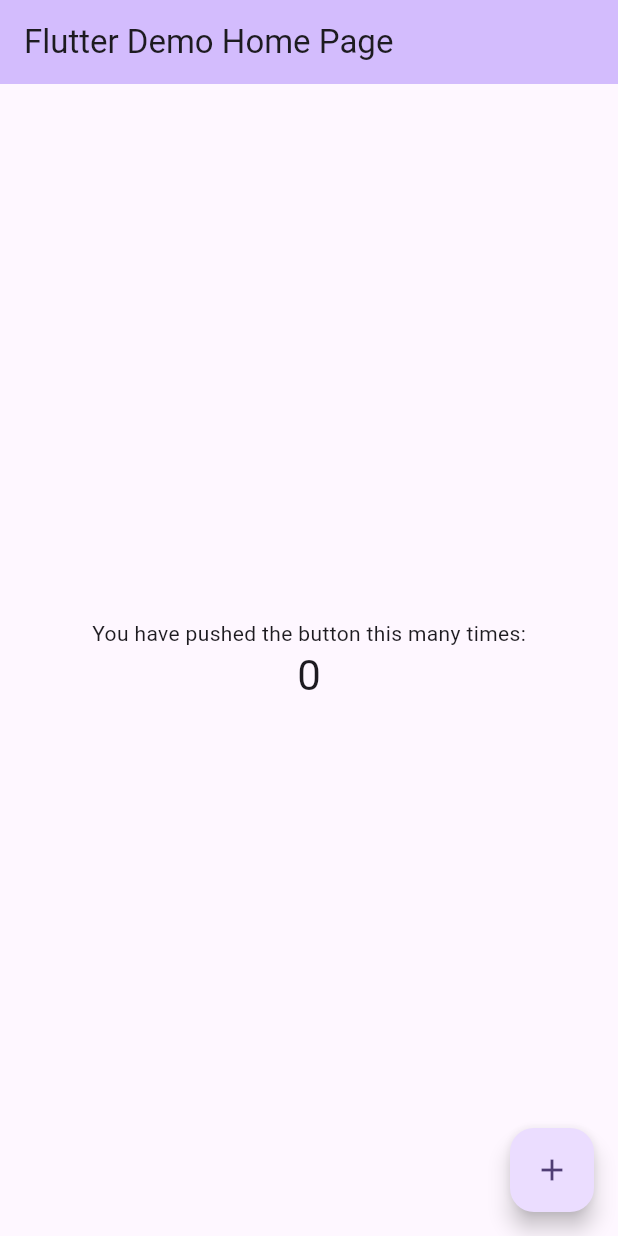
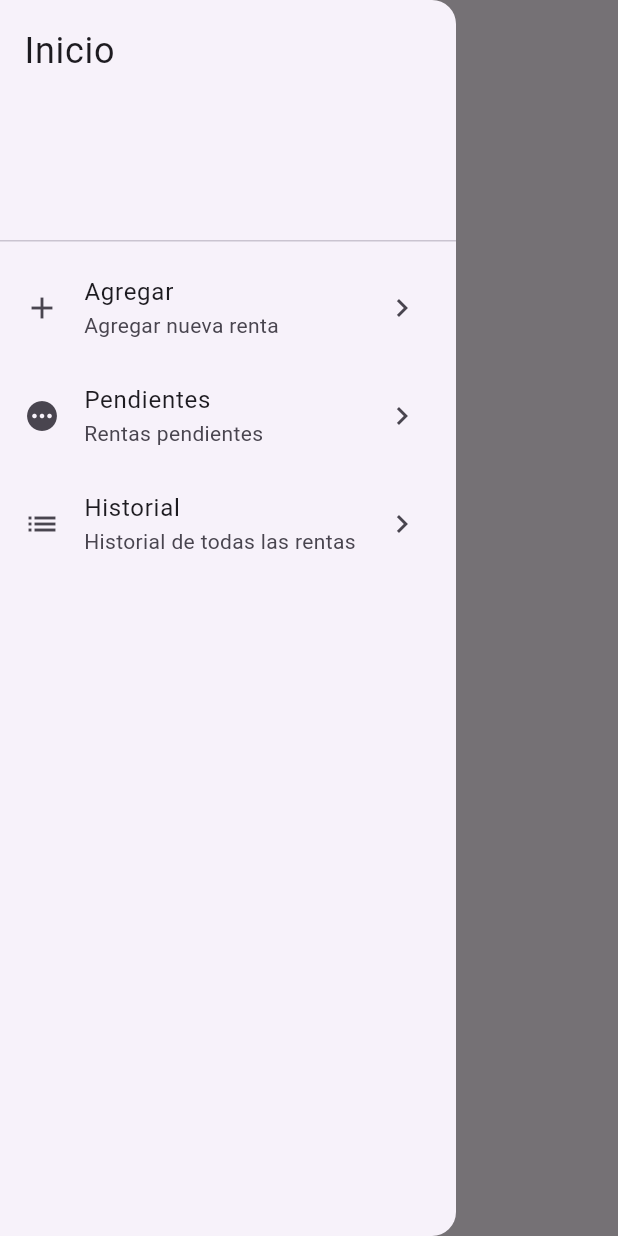
Before and after one commit to oscarxjauregui/tarea6, a Flutter app: the screen it shows after launch, with the side drawer open (before the commit the screen has no drawer), on a phone screen of 412 x 824 dp. Run offline on Flutter 3.47's test engine with Material 3 defaults, Android fonts, the phone set to English and light mode, and no system bars.

Commit message:
agregue los models

```diff
--- a/lib/main.dart
+++ b/lib/main.dart
@@ -1,125 +1,34 @@
 import 'package:flutter/material.dart';
+import 'package:tarea6/screens/agregar_renta.dart';
+import 'package:tarea6/screens/home_screen.dart';
+import 'package:tarea6/settings/app_value_notifier.dart';
+import 'package:tarea6/settings/theme.dart';
 
-void main() {
-  runApp(const MyApp());
+void main() async {
+  //integracion
+  WidgetsFlutterBinding.ensureInitialized();
+  runApp(MyApp());
 }
 
 class MyApp extends StatelessWidget {
   const MyApp({super.key});
 
-  // This widget is the root of your application.
   @override
   Widget build(BuildContext context) {
-    return MaterialApp(
-      title: 'Flutter Demo',
-      theme: ThemeData(
-        // This is the theme of your application.
-        //
-        // TRY THIS: Try running your application with "flutter run". You'll see
-        // the application has a purple toolbar. Then, without quitting the app,
-        // try changing the seedColor in the colorScheme below to Colors.green
-        // and then invoke "hot reload" (save your changes or press the "hot
-        // reload" button in a Flutter-supported IDE, or press "r" if you used
-        // the command line to start the app).
-        //
-        // Notice that the counter didn't reset back to zero; the application
-        // state is not lost during the reload. To reset the state, use hot
-        // restart instead.
-        //
-        // This works for code too, not just values: Most code changes can be
-        // tested with just a hot reload.
-        colorScheme: ColorScheme.fromSeed(seedColor: Colors.deepPurple),
-        useMaterial3: true,
-      ),
-      home: const MyHomePage(title: 'Flutter Demo Home Page'),
-    );
-  }
-}
-
-class MyHomePage extends StatefulWidget {
-  const MyHomePage({super.key, required this.title});
-
-  // This widget is the home page of your application. It is stateful, meaning
-  // that it has a State object (defined below) that contains fields that affect
-  // how it looks.
-
-  // This class is the configuration for the state. It holds the values (in this
-  // case the title) provided by the parent (in this case the App widget) and
-  // used by the build method of the State. Fields in a Widget subclass are
-  // always marked "final".
-
-  final String title;
-
-  @override
-  State<MyHomePage> createState() => _MyHomePageState();
-}
-
-class _MyHomePageState extends State<MyHomePage> {
-  int _counter = 0;
-
-  void _incrementCounter() {
-    setState(() {
-      // This call to setState tells the Flutter framework that something has
-      // changed in this State, which causes it to rerun the build method below
-      // so that the display can reflect the updated values. If we changed
-      // _counter without calling setState(), then the build method would not be
-      // called again, and so nothing would appear to happen.
-      _counter++;
-    });
+    return ValueListenableBuilder(
+        valueListenable: AppValueNotifier.banTheme,
+        builder: (context, value, child) {
+          return MaterialApp(
+            debugShowCheckedModeBanner: false,
+            theme: value
+                ? ThemeApp.darkTheme(context)
+                : ThemeApp.lightTheme(context),
+            home: HomeScreen(),
+            routes: {
+              "/add": (BuildContext context) => const AgregarRentaScreen(),
+            },
+          );
+        });
   }
 
-  @override
-  Widget build(BuildContext context) {
-    // This method is rerun every time setState is called, for instance as done
-    // by the _incrementCounter method above.
-    //
-    // The Flutter framework has been optimized to make rerunning build methods
-    // fast, so that you can just rebuild anything that needs updating rather
-    // than having to individually change instances of widgets.
-    return Scaffold(
-      appBar: AppBar(
-        // TRY THIS: Try changing the color here to a specific color (to
-        // Colors.amber, perhaps?) and trigger a hot reload to see the AppBar
-        // change color while the other colors stay the same.
-        backgroundColor: Theme.of(context).colorScheme.inversePrimary,
-        // Here we take the value from the MyHomePage object that was created by
-        // the App.build method, and use it to set our appbar title.
-        title: Text(widget.title),
-      ),
-      body: Center(
-        // Center is a layout widget. It takes a single child and positions it
-        // in the middle of the parent.
-        child: Column(
-          // Column is also a layout widget. It takes a list of children and
-          // arranges them vertically. By default, it sizes itself to fit its
-          // children horizontally, and tries to be as tall as its parent.
-          //
-          // Column has various properties to control how it sizes itself and
-          // how it positions its children. Here we use mainAxisAlignment to
-          // center the children vertically; the main axis here is the vertical
-          // axis because Columns are vertical (the cross axis would be
-          // horizontal).
-          //
-          // TRY THIS: Invoke "debug painting" (choose the "Toggle Debug Paint"
-          // action in the IDE, or press "p" in the console), to see the
-          // wireframe for each widget.
-          mainAxisAlignment: MainAxisAlignment.center,
-          children: <Widget>[
-            const Text(
-              'You have pushed the button this many times:',
-            ),
-            Text(
-              '$_counter',
-              style: Theme.of(context).textTheme.headlineMedium,
-            ),
-          ],
-        ),
-      ),
-      floatingActionButton: FloatingActionButton(
-        onPressed: _incrementCounter,
-        tooltip: 'Increment',
-        child: const Icon(Icons.add),
-      ), // This trailing comma makes auto-formatting nicer for build methods.
-    );
-  }
 }
--- /dev/null
+++ b/lib/model/renta_model.dart
@@ -0,0 +1,31 @@
+class RentaModel {
+  int? idRenta;
+  String? responsable;
+  String? lugar;
+  String? fecha;
+  String? fechaRecordatorio;
+  String? estatus;
+  double? precio;
+
+  RentaModel({
+    this.idRenta,
+    this.responsable,
+    this.lugar,
+    this.fecha,
+    this.fechaRecordatorio,
+    this.estatus,
+    this.precio
+  });
+
+  factory RentaModel.fromMap(Map<String,dynamic> renta){
+    return RentaModel(
+      idRenta: renta['idRenta'],
+      responsable: renta['responsable'],
+      lugar: renta['lugar'],
+      fecha: renta['fecha'],
+      fechaRecordatorio: renta['fechaRecordatorio'],
+      estatus: renta['estatus'],
+      precio: renta['precio']
+    );
+  }
+}
--- /dev/null
+++ b/lib/screens/home_screen.dart
@@ -0,0 +1,57 @@
+import 'package:flutter/material.dart';
+
+class HomeScreen extends StatefulWidget {
+  const HomeScreen({Key? key}) : super(key: key);
+
+  @override
+  State<HomeScreen> createState() => _HomeScreenState();
+}
+
+class _HomeScreenState extends State<HomeScreen> {
+  @override
+  Widget build(BuildContext context) {
+    return Scaffold(
+      appBar: AppBar(
+        title: Text('Inicio'),
+      ),
+      drawer: Drawer(
+        child: ListView(
+          padding: EdgeInsets.zero,
+          children: <Widget>[
+            const DrawerHeader(
+              decoration: BoxDecoration(),
+              child: Text(
+                'Inicio',
+                style: TextStyle(
+                  fontSize: 24,
+                ),
+              ),
+            ),
+            ListTile(
+              leading: Icon(Icons.add),
+              title: Text('Agregar'),
+              subtitle: Text('Agregar nueva renta'),
+              trailing: Icon(Icons.chevron_right),
+               onTap: () => Navigator.pushNamed(context, '/add'),
+            ),
+            ListTile(
+              leading: Icon(Icons.pending),
+              title: Text('Pendientes'),
+              subtitle: Text('Rentas pendientes'),
+              trailing: Icon(Icons.chevron_right),
+               onTap: () => Navigator.pushNamed(context, '/add'),
+            ),
+            ListTile(
+              leading: Icon(Icons.list),
+              title: Text('Historial'),
+              subtitle: Text('Historial de todas las rentas'),
+              trailing: Icon(Icons.chevron_right),
+               onTap: () => Navigator.pushNamed(context, '/add'),
+            ),
+          ],
+        ),
+      ),
+      body: Container(),
+    );
+  }
+}
--- /dev/null
+++ b/lib/settings/app_value_notifier.dart
@@ -0,0 +1,7 @@
+import 'package:flutter/material.dart';
+
+class AppValueNotifier {
+
+  static ValueNotifier banTheme = ValueNotifier(false);
+  static ValueNotifier banProducts = ValueNotifier(false);
+}
--- /dev/null
+++ b/lib/settings/theme.dart
@@ -0,0 +1,24 @@
+import 'package:flutter/material.dart';
+
+class ThemeApp {
+  static ThemeData lightTheme(BuildContext context){
+    final theme = ThemeData.light();
+    return theme.copyWith(
+      colorScheme: Theme.of(context).colorScheme.copyWith(
+        primary: Color.fromARGB(255, 15, 255, 15)
+      )
+    );
+  }
+
+  static ThemeData darkTheme(BuildContext context){
+    final theme = ThemeData.dark();
+    return theme.copyWith(
+      colorScheme: Theme.of(context).colorScheme.copyWith(
+        primary: Color.fromARGB(255, 0, 69, 0)
+      )
+    );
+  }
+
+
+
+}
```
Also changed, not shown: lib/model/inflable_model.dart (added, +22 -0 lines), lib/model/mesa_model.dart (added, +22 -0 lines), lib/model/silla_model.dart (added, +22 -0 lines), lib/model/sonido_model.dart (added, +22 -0 lines), lib/model/toldo_model.dart (added, +22 -0 lines), lib/screens/agregar_renta.dart (added, +15 -0 lines).
